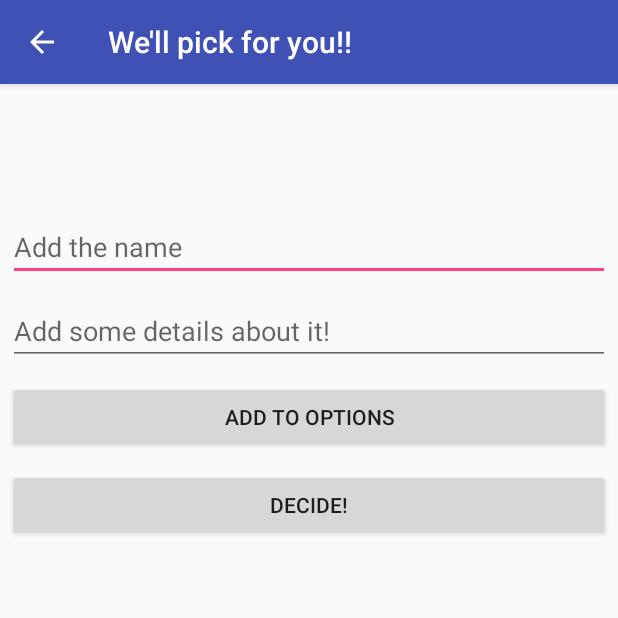
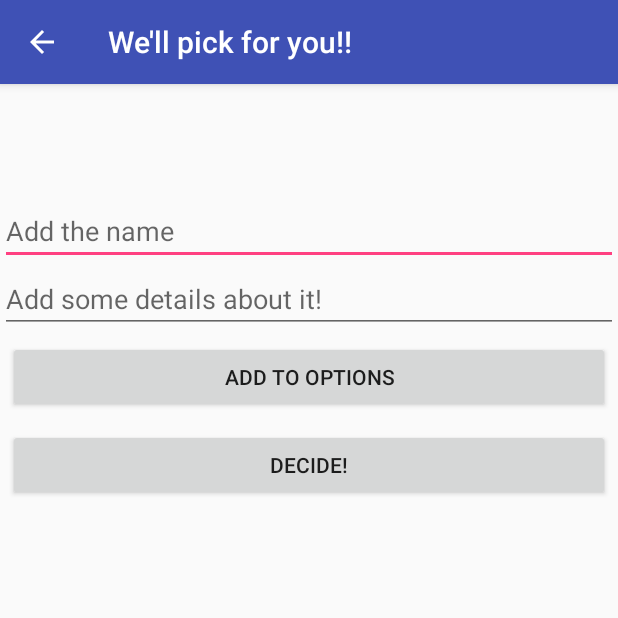
Before and after one commit to Aaronchoo/RNGFun, an Android app: the NameActivity screen opened directly, with no data from a screen before it, on a phone screen of 412 x 824 dp, the top half of it. Run offline under Robolectric (Android 15) with nearby library versions, the phone set to English and light mode, and no system bars.

Commit message:
Quick visual fix

```diff
--- a/RNGFun/app/src/main/res/layout/word_list.xml
+++ b/RNGFun/app/src/main/res/layout/word_list.xml
@@ -10,25 +10,23 @@
         <TextView
             android:layout_width="match_parent"
             android:layout_height="wrap_content"
-            android:text=""
             android:gravity="center"
             android:id="@+id/chosen_one"
             android:textColor="#000000"
             android:textSize="52sp"
-            android:padding="5dp"/>
+            android:paddingTop="5dp"
+            android:text=""/>
         <EditText
             android:layout_width="match_parent"
             android:layout_height="wrap_content"
             android:hint="Add the name"
             android:id="@+id/name_iteam"
-            android:inputType="text"
-            android:layout_margin="5dp"/>
+            android:inputType="text"/>
         <EditText
             android:layout_width="match_parent"
             android:inputType="text"
             android:layout_height="wrap_content"
             android:hint="Add some details about it!"
-            android:layout_margin="5dp"
             android:id="@+id/name_details"/>
         <Button
             android:layout_width="match_parent"
```
